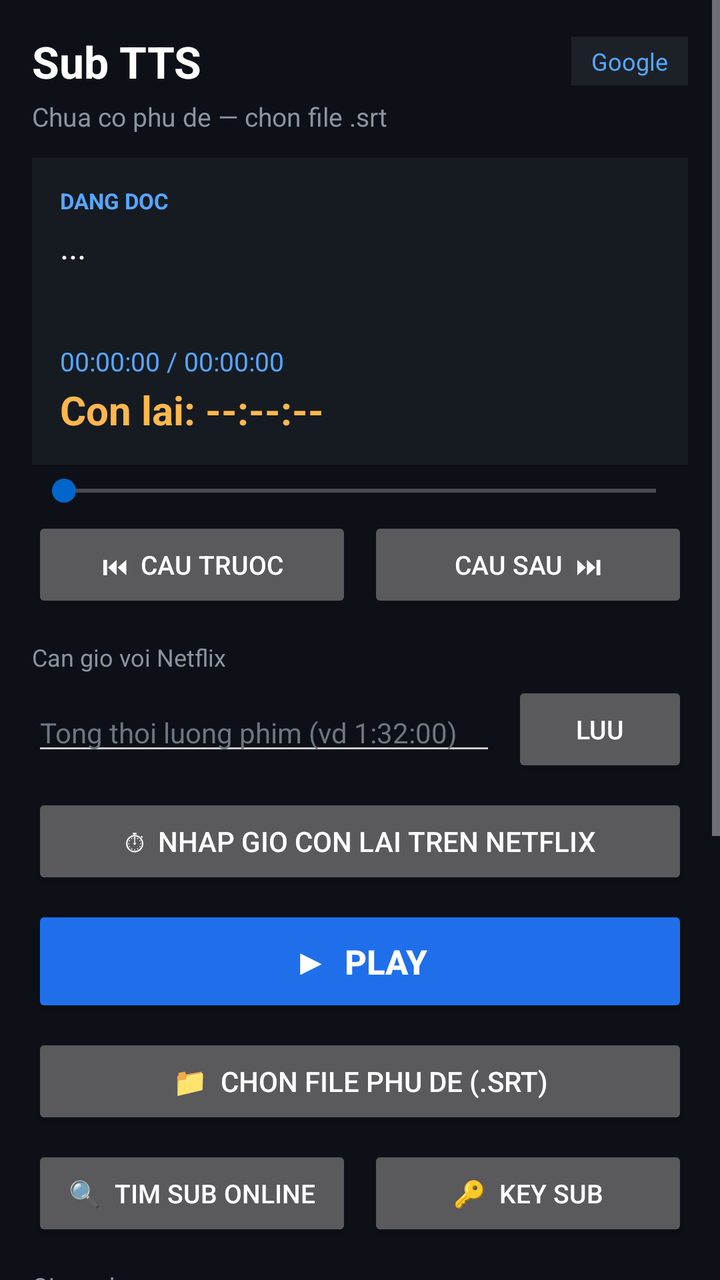
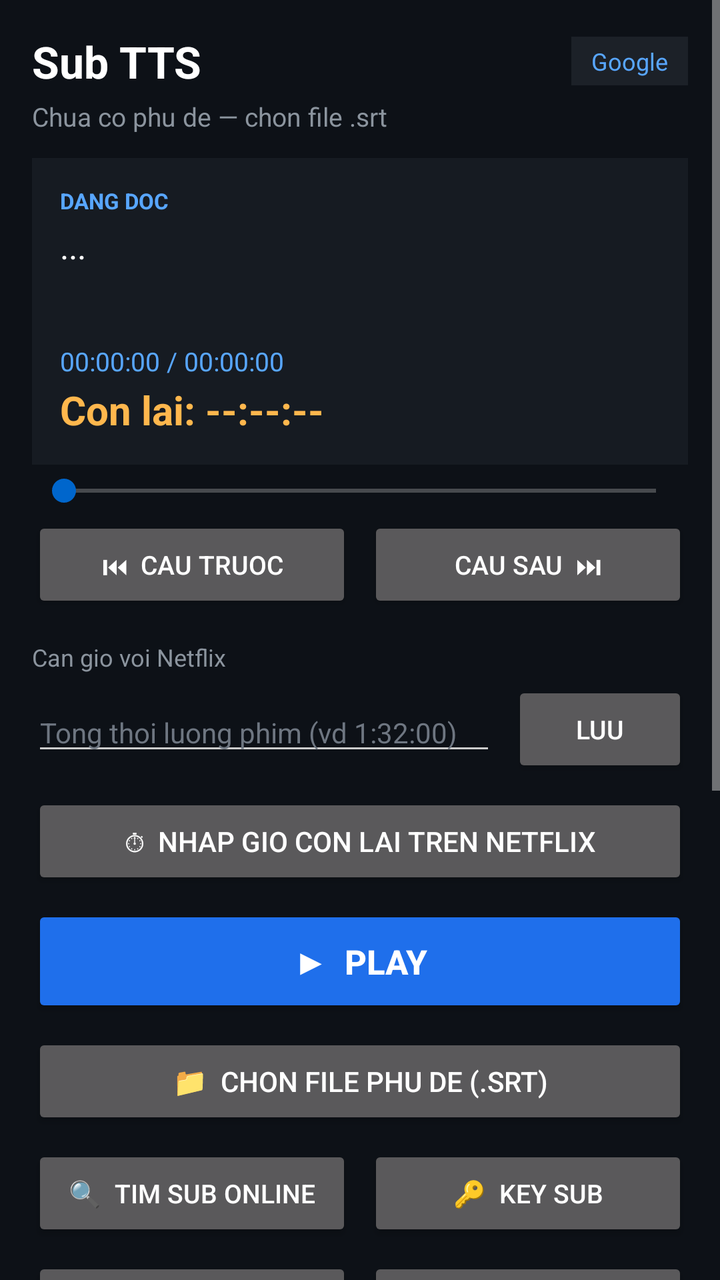

Compare the two renders of this Android layout. The source of the first and the diff that turns it into the second are given below.
<!-- AndroidManifest.xml: application theme Theme.WebTTS -->
<!-- res/layout/activity_main.xml -->
<?xml version="1.0" encoding="utf-8"?>
<ScrollView xmlns:android="http://schemas.android.com/apk/res/android"
    android:layout_width="match_parent"
    android:layout_height="match_parent"
    android:background="#0D1117"
    android:fillViewport="true">

    <LinearLayout
        android:layout_width="match_parent"
        android:layout_height="wrap_content"
        android:orientation="vertical"
        android:padding="16dp">

        
        <LinearLayout
            android:layout_width="match_parent"
            android:layout_height="wrap_content"
            android:gravity="center_vertical"
            android:orientation="horizontal">

            <TextView
                android:layout_width="0dp"
                android:layout_height="wrap_content"
                android:layout_weight="1"
                android:text="Sub TTS"
                android:textColor="#FFFFFF"
                android:textSize="22sp"
                android:textStyle="bold" />

            <TextView
                android:id="@+id/tvVoiceBadge"
                android:layout_width="wrap_content"
                android:layout_height="wrap_content"
                android:background="#1C2128"
                android:paddingLeft="10dp"
                android:paddingRight="10dp"
                android:paddingTop="4dp"
                android:paddingBottom="4dp"
                android:text="Google"
                android:textColor="#58A6FF"
                android:textSize="12sp" />
        </LinearLayout>

        <TextView
            android:id="@+id/tvStatus"
            android:layout_width="wrap_content"
            android:layout_height="wrap_content"
            android:layout_marginTop="4dp"
            android:text="Chua co phu de — chon file .srt"
            android:textColor="#8B949E"
            android:textSize="13sp" />

        
        <LinearLayout
            android:layout_width="match_parent"
            android:layout_height="wrap_content"
            android:layout_marginTop="12dp"
            android:background="#161B22"
            android:orientation="vertical"
            android:padding="14dp">

            <TextView
                android:layout_width="wrap_content"
                android:layout_height="wrap_content"
                android:text="DANG DOC"
                android:textColor="#58A6FF"
                android:textSize="11sp"
                android:textStyle="bold" />

            <TextView
                android:id="@+id/tvCue"
                android:layout_width="match_parent"
                android:layout_height="wrap_content"
                android:layout_marginTop="4dp"
                android:minHeight="56dp"
                android:maxLines="4"
                android:ellipsize="end"
                android:text="..."
                android:textColor="#FFFFFF"
                android:textSize="17sp" />

            <TextView
                android:id="@+id/tvTime"
                android:layout_width="wrap_content"
                android:layout_height="wrap_content"
                android:layout_marginTop="4dp"
                android:text="00:00:00 / 00:00:00"
                android:textColor="#58A6FF"
                android:textSize="13sp" />

            <TextView
                android:id="@+id/tvRemain"
                android:layout_width="wrap_content"
                android:layout_height="wrap_content"
                android:layout_marginTop="2dp"
                android:text="Con lai: --:--:--"
                android:textColor="#FFB74D"
                android:textSize="20sp"
                android:textStyle="bold" />
        </LinearLayout>

        <SeekBar
            android:id="@+id/seekPos"
            android:layout_width="match_parent"
            android:layout_height="wrap_content"
            android:layout_marginTop="4dp"
            android:max="1000" />

        
        <LinearLayout
            android:layout_width="match_parent"
            android:layout_height="wrap_content"
            android:layout_marginTop="4dp"
            android:orientation="horizontal">

            <Button
                android:id="@+id/btnPrevCue"
                android:layout_width="0dp"
                android:layout_height="wrap_content"
                android:layout_weight="1"
                android:text="⏮  Cau truoc"
                android:textSize="13sp" />

            <Button
                android:id="@+id/btnNextCue"
                android:layout_width="0dp"
                android:layout_height="wrap_content"
                android:layout_marginStart="8dp"
                android:layout_weight="1"
                android:text="Cau sau  ⏭"
                android:textSize="13sp" />
        </LinearLayout>

        
        <TextView
            android:layout_width="wrap_content"
            android:layout_height="wrap_content"
            android:layout_marginTop="14dp"
            android:text="Can gio voi Netflix"
            android:textColor="#8B949E"
            android:textSize="12sp" />

        <LinearLayout
            android:layout_width="match_parent"
            android:layout_height="wrap_content"
            android:layout_marginTop="4dp"
            android:gravity="center_vertical"
            android:orientation="horizontal">

            <EditText
                android:id="@+id/etTotalLen"
                android:layout_width="0dp"
                android:layout_height="wrap_content"
                android:layout_weight="1"
                android:hint="Tong thoi luong phim (vd 1:32:00)"
                android:inputType="text"
                android:textColor="#FFFFFF"
                android:textColorHint="#6E7681"
                android:textSize="14sp" />

            <Button
                android:id="@+id/btnSetTotal"
                android:layout_width="wrap_content"
                android:layout_height="wrap_content"
                android:layout_marginStart="8dp"
                android:text="Luu"
                android:textSize="13sp" />
        </LinearLayout>

        <Button
            android:id="@+id/btnJumpRemain"
            android:layout_width="match_parent"
            android:layout_height="wrap_content"
            android:layout_marginTop="8dp"
            android:text="⏱  Nhap gio con lai tren Netflix"
            android:textSize="14sp" />

        
        <Button
            android:id="@+id/btnPlayPause"
            android:layout_width="match_parent"
            android:layout_height="56dp"
            android:layout_marginTop="8dp"
            android:backgroundTint="#1F6FEB"
            android:text="▶  Play"
            android:textSize="17sp"
            android:textStyle="bold" />

        
        <Button
            android:id="@+id/btnPickSrt"
            android:layout_width="match_parent"
            android:layout_height="wrap_content"
            android:layout_marginTop="8dp"
            android:text="📁  Chon file phu de (.srt)"
            android:textSize="14sp" />

        
        <LinearLayout
            android:layout_width="match_parent"
            android:layout_height="wrap_content"
            android:layout_marginTop="8dp"
            android:orientation="horizontal">

            <Button
                android:id="@+id/btnSubSearch"
                android:layout_width="0dp"
                android:layout_height="wrap_content"
                android:layout_weight="1"
                android:text="🔍  Tim sub online"
                android:textSize="13sp" />

            <Button
                android:id="@+id/btnSubSettings"
                android:layout_width="0dp"
                android:layout_height="wrap_content"
                android:layout_marginStart="8dp"
                android:layout_weight="1"
                android:text="🔑  Key sub"
                android:textSize="13sp" />
        </LinearLayout>

        
        <TextView
            android:layout_width="wrap_content"
            android:layout_height="wrap_content"
            android:layout_marginTop="14dp"
            android:text="Giong doc"
            android:textColor="#8B949E"
            android:textSize="12sp" />

        <LinearLayout
            android:layout_width="match_parent"
            android:layout_height="wrap_content"
            android:layout_marginTop="4dp"
            android:orientation="horizontal">

            <Button
                android:id="@+id/btnVoiceGoogle"
                android:layout_width="0dp"
                android:layout_height="wrap_content"
                android:layout_weight="1"
                android:text="Google\n(offline)"
                android:textSize="13sp" />

            <Button
                android:id="@+id/btnVoiceHoaiMy"
                android:layout_width="0dp"
                android:layout_height="wrap_content"
                android:layout_marginStart="8dp"
                android:layout_weight="1"
                android:text="HoaiMy\n(online)"
                android:textSize="13sp" />
        </LinearLayout>

        
        <TextView
            android:layout_width="wrap_content"
            android:layout_height="wrap_content"
            android:layout_marginTop="14dp"
            android:text="Toc do doc"
            android:textColor="#8B949E"
            android:textSize="12sp" />

        <LinearLayout
            android:layout_width="match_parent"
            android:layout_height="wrap_content"
            android:gravity="center_vertical"
            android:orientation="horizontal">

            <SeekBar
                android:id="@+id/seekRate"
                android:layout_width="0dp"
                android:layout_height="wrap_content"
                android:layout_weight="1"
                android:max="200"
                android:progress="50" />

            <TextView
                android:id="@+id/tvRate"
                android:layout_width="wrap_content"
                android:layout_height="wrap_content"
                android:layout_marginStart="8dp"
                android:text="1.0x"
                android:textColor="#FFFFFF"
                android:textSize="14sp"
                android:textStyle="bold" />
        </LinearLayout>

        
        <TextView
            android:layout_width="wrap_content"
            android:layout_height="wrap_content"
            android:layout_marginTop="10dp"
            android:text="Am luong giong doc"
            android:textColor="#8B949E"
            android:textSize="12sp" />

        <LinearLayout
            android:layout_width="match_parent"
            android:layout_height="wrap_content"
            android:gravity="center_vertical"
            android:orientation="horizontal">

            <SeekBar
                android:id="@+id/seekTtsVol"
                android:layout_width="0dp"
                android:layout_height="wrap_content"
                android:layout_weight="1"
                android:max="100"
                android:progress="100" />

            <TextView
                android:id="@+id/tvTtsVol"
                android:layout_width="wrap_content"
                android:layout_height="wrap_content"
                android:layout_marginStart="8dp"
                android:text="100%"
                android:textColor="#FFFFFF"
                android:textSize="14sp"
                android:textStyle="bold" />
        </LinearLayout>

        
        <LinearLayout
            android:layout_width="match_parent"
            android:layout_height="wrap_content"
            android:layout_marginTop="14dp"
            android:orientation="horizontal">

            <Button
                android:id="@+id/btnFloat"
                android:layout_width="0dp"
                android:layout_height="wrap_content"
                android:layout_weight="1"
                android:text="🫧  Nut noi"
                android:textSize="13sp" />

            <Button
                android:id="@+id/btnClearCache"
                android:layout_width="0dp"
                android:layout_height="wrap_content"
                android:layout_marginStart="8dp"
                android:layout_weight="1"
                android:text="Xoa cache"
                android:textSize="13sp" />
        </LinearLayout>

        
        <Button
            android:id="@+id/btnExit"
            android:layout_width="match_parent"
            android:layout_height="wrap_content"
            android:layout_marginTop="8dp"
            android:backgroundTint="#A40E26"
            android:text="⏻  Thoat app (tat chay nen)"
            android:textSize="14sp"
            android:textStyle="bold" />

        <TextView
            android:layout_width="match_parent"
            android:layout_height="wrap_content"
            android:layout_marginTop="12dp"
            android:text="Cach dung: chon .srt → Play → thoat sang app Netflix xem. Dieu khien nhanh bang nut noi mo 30% tren man hinh Netflix."
            android:textColor="#6E7681"
            android:textSize="12sp" />

    </LinearLayout>
</ScrollView>
<!-- resources referenced by this layout -->
<resources>
  <style name="Theme.WebTTS" parent="Theme.AppCompat.NoActionBar">
          <item name="colorPrimary">#0066CC</item>
          <item name="colorPrimaryDark">#004C99</item>
          <item name="colorAccent">#0066CC</item>
          <item name="android:windowBackground">#111111</item>
          <item name="android:textColorPrimary">#FFFFFF</item>
          <item name="android:textColorSecondary">#CCCCCC</item>
          <item name="alertDialogTheme">@style/Theme.WebTTS.Dialog</item>
      </style>
  <style name="Theme.WebTTS.Dialog" parent="Theme.AppCompat.Dialog.Alert">
          <item name="colorPrimary">#0066CC</item>
          <item name="colorAccent">#0066CC</item>
          <item name="android:windowBackground">#222222</item>
          <item name="android:textColorPrimary">#FFFFFF</item>
          <item name="android:textColorSecondary">#CCCCCC</item>
      </style>
</resources>

<!-- the commit's change to res/layout/activity_main.xml (unified diff, before → after) -->
@@ -221,6 +221,31 @@
         </LinearLayout>
 
         
+        <LinearLayout
+            android:layout_width="match_parent"
+            android:layout_height="wrap_content"
+            android:layout_marginTop="8dp"
+            android:orientation="horizontal">
+
+            <Button
+                android:id="@+id/btnBackup"
+                android:layout_width="0dp"
+                android:layout_height="wrap_content"
+                android:layout_weight="1"
+                android:text="💾  Sao luu"
+                android:textSize="13sp" />
+
+            <Button
+                android:id="@+id/btnRestore"
+                android:layout_width="0dp"
+                android:layout_height="wrap_content"
+                android:layout_marginStart="8dp"
+                android:layout_weight="1"
+                android:text="📥  Khoi phuc"
+                android:textSize="13sp" />
+        </LinearLayout>
+
+        
         <TextView
             android:layout_width="wrap_content"
             android:layout_height="wrap_content"
